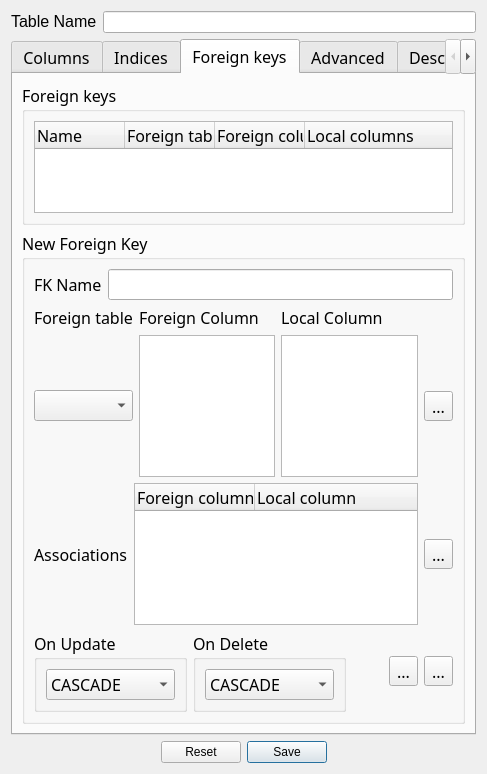
The window that NewTableForm.ui (fritzone/ddm) describes before a commit, drawn with Qt 5.
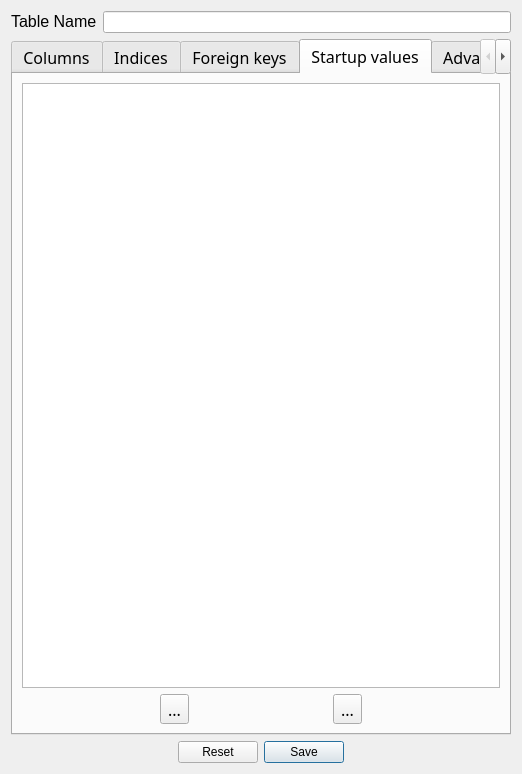
The same window after the commit. The open tabs and pages were chosen to show the change. Icons and pictures are not drawn.

```diff
--- a/NewTableForm.ui
+++ b/NewTableForm.ui
@@ -6,7 +6,7 @@
    <rect>
     <x>0</x>
     <y>0</y>
-    <width>487</width>
+    <width>522</width>
     <height>774</height>
    </rect>
   </property>
@@ -43,6 +43,9 @@
        <pointsize>12</pointsize>
       </font>
      </property>
+     <property name="tabShape">
+      <enum>QTabWidget::Rounded</enum>
+     </property>
      <property name="currentIndex">
       <number>2</number>
      </property>
@@ -531,7 +534,7 @@
          <property name="title">
           <string>Foreign keys</string>
          </property>
-         <layout class="QVBoxLayout" name="verticalLayout_13">
+         <layout class="QHBoxLayout" name="horizontalLayout_10">
           <item>
            <widget class="QTreeWidget" name="treeForeignKeys">
             <property name="rootIsDecorated">
@@ -814,6 +817,52 @@
        </item>
       </layout>
      </widget>
+     <widget class="QWidget" name="tab">
+      <attribute name="title">
+       <string>Startup values</string>
+      </attribute>
+      <layout class="QVBoxLayout" name="verticalLayout_8">
+       <item>
+        <layout class="QVBoxLayout" name="verticalLayout_9">
+         <item>
+          <widget class="QTableWidget" name="tableWidget"/>
+         </item>
+         <item>
+          <layout class="QHBoxLayout" name="horizontalLayout_11">
+           <item>
+            <widget class="QToolButton" name="btnAddForeignKeyAssociation_3">
+             <property name="toolTip">
+              <string>Add column associations</string>
+             </property>
+             <property name="text">
+              <string>...</string>
+             </property>
+             <property name="icon">
+              <iconset resource="dbm.qrc">
+               <normaloff>:/images/actions/images/small/add.png</normaloff>:/images/actions/images/small/add.png</iconset>
+             </property>
+            </widget>
+           </item>
+           <item>
+            <widget class="QToolButton" name="toolButton_14">
+             <property name="toolTip">
+              <string>Delete column association</string>
+             </property>
+             <property name="text">
+              <string>...</string>
+             </property>
+             <property name="icon">
+              <iconset resource="dbm.qrc">
+               <normaloff>:/images/actions/images/small/remove.png</normaloff>:/images/actions/images/small/remove.png</iconset>
+             </property>
+            </widget>
+           </item>
+          </layout>
+         </item>
+        </layout>
+       </item>
+      </layout>
+     </widget>
      <widget class="QWidget" name="tabWidgetPage4">
       <attribute name="title">
        <string>Advanced</string>
```
Left out of the diff: 48 changed lines with no effect on the pictures.
